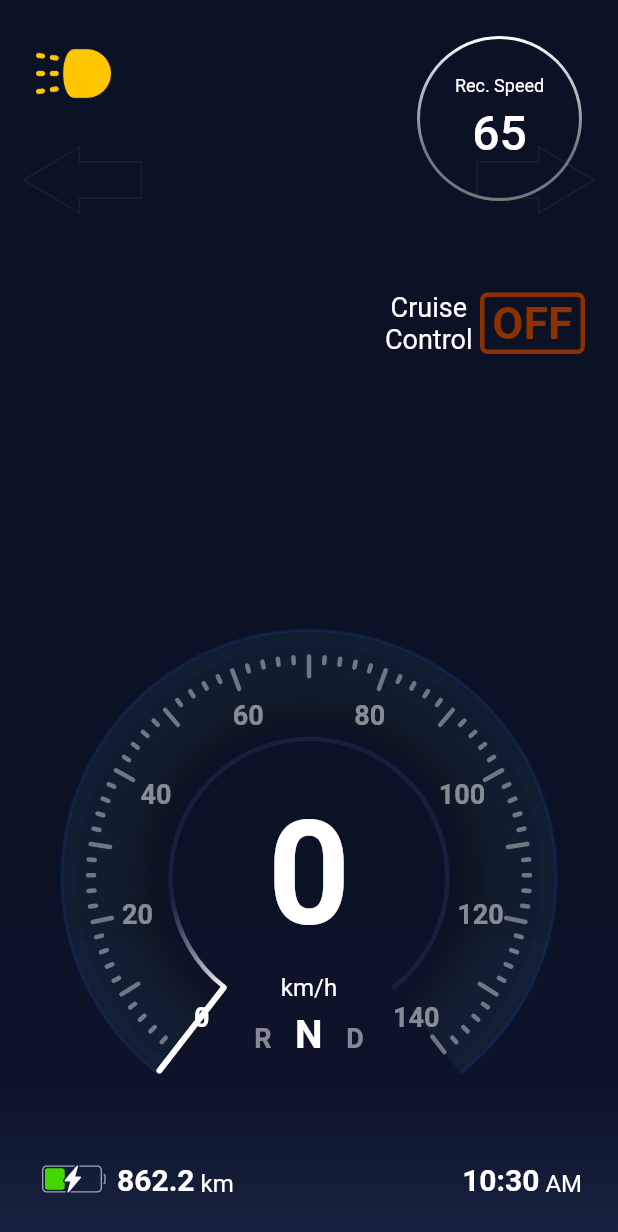
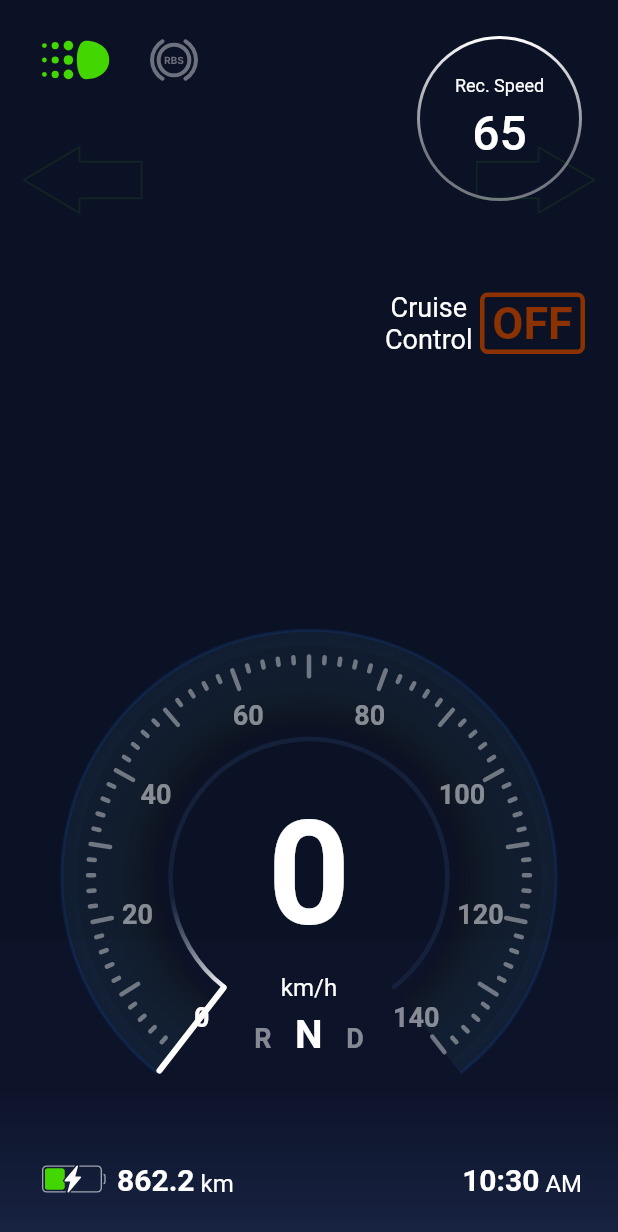
Before and after one commit to uw-midsun/telemetry_msxiv, a Flutter app: the screen it shows after launch, on a phone screen of 412 x 824 dp. Shown: the top 1232 px of the screen. Run offline on Flutter 3.47's test engine with Material 2 defaults, Android fonts, the phone set to English and light mode, and no system bars; our stand-ins replace flutter_svg; network calls fail.

Commit message:
added indicators (braking+drl)

```diff
--- a/MSXIV_Driver_Display/lib/main.dart
+++ b/MSXIV_Driver_Display/lib/main.dart
@@ -58,6 +58,7 @@ class _MainDisplayState extends State<MainDisplay> {
   bool _turningLeft = false;
   bool _turningRight = false;
   LightStatus _lightStatus = LightStatus.DaytimeRunning;
+  BrakeStatus _brakeStatus = BrakeStatus.Off;
   DriveStates _driveState = DriveStates.Neutral;
   bool _cruiseControlOn = false;
   List<ErrorStates> _errors = [];
@@ -323,8 +324,9 @@ class _MainDisplayState extends State<MainDisplay> {
       addWarnings(msgName);
     }
 
-    // TODO: Handle recommended speed message
-    // TODO: Determine charging type - solar or grid
+    // TODO: Determine recommended speed
+    // TODO: Determine charging type - solar, grid, off
+    // TODO: Determine braking status - on, off, warning
   }
 
   @override
@@ -378,7 +380,7 @@ class _MainDisplayState extends State<MainDisplay> {
             // Headlights
             GestureDetector(
               onTap: toggleLights,
-              child: HeadLights(_lightStatus),
+              child: Indicators(_lightStatus, _brakeStatus),
             ),
 
             // Errors
--- a/MSXIV_Driver_Display/lib/utils/enums.dart
+++ b/MSXIV_Driver_Display/lib/utils/enums.dart
@@ -36,3 +36,9 @@ enum EEDriveOutput {
   EE_DRIVE_OUTPUT_REVERSE,
   NUM_EE_DRIVE_OUTPUTS,
 }
+
+/// HeadLight status.
+enum LightStatus { Off, LowBeam, HighBeams, FogLights, DaytimeRunning }
+
+/// Braking status.
+enum BrakeStatus { On, Off, Warning }
--- a/MSXIV_Driver_Display/lib/widgets/indicators.dart
+++ b/MSXIV_Driver_Display/lib/widgets/indicators.dart
@@ -1,5 +1,7 @@
 import 'package:MSXIV_Driver_Display/constants/std_colors.dart';
 import 'package:flutter/material.dart';
+import 'package:MSXIV_Driver_Display/utils/enums.dart';
+import 'package:flutter_svg/flutter_svg.dart';
 
 enum EELightType {
   EE_LIGHT_TYPE_DRL,
@@ -19,7 +21,26 @@ enum EELightState {
   NUM_EE_LIGHT_STATES,
 }
 
-enum LightStatus { Off, LowBeam, HighBeams, FogLights, DaytimeRunning }
+class Indicators extends StatelessWidget {
+  final LightStatus lightStatus;
+  final BrakeStatus brakeStatus;
+  Indicators(this.lightStatus, this.brakeStatus, {Key key}) : super(key: key);
+  @override
+  Widget build(BuildContext context) {
+    return Container(
+      alignment: Alignment.topLeft,
+      margin: EdgeInsets.all(24),
+      child: Row(
+        crossAxisAlignment: CrossAxisAlignment.start,
+        mainAxisAlignment: MainAxisAlignment.start,
+        children: [
+          HeadLights(lightStatus),
+          Brakes(brakeStatus),
+        ],
+      ),
+    );
+  }
+}
 
 class HeadLights extends StatelessWidget {
   final LightStatus lightStatus;
@@ -27,20 +48,28 @@ class HeadLights extends StatelessWidget {
 
   @override
   Widget build(BuildContext context) {
+    final svgURI = lightStatus == LightStatus.DaytimeRunning
+        ? "assets/images/drl/drl_on.svg"
+        : "assets/images/drl/drl_off.svg";
     return Container(
-      alignment: Alignment.topLeft,
-      margin: EdgeInsets.all(24),
-      child: lightStatus == LightStatus.Off
-          ? Text(
-              "Lights Off",
-              style: TextStyle(fontSize: 24, color: StdColors.reverseState),
-            )
-          : Image(
-              height: 50,
-              image: AssetImage(
-                  'assets/images/old/HeadLights${lightStatus.toString().split('.')[1]}.png'),
-              color: StdColors.reverseState,
-            ),
+      margin: EdgeInsets.only(right: 24),
+      child: SvgPicture.asset(svgURI),
     );
   }
 }
+
+class Brakes extends StatelessWidget {
+  final BrakeStatus brakeStatus;
+  Brakes(this.brakeStatus, {Key key}) : super(key: key);
+
+  @override
+  Widget build(BuildContext context) {
+    String svgURI = "assets/images/rbs/rbs_warning.svg";
+    if (brakeStatus == BrakeStatus.On) {
+      svgURI = "assets/images/rbs/rbs_active.svg";
+    } else if (brakeStatus == BrakeStatus.Off) {
+      svgURI = "assets/images/rbs/rbs_off.svg";
+    }
+    return Container(child: SvgPicture.asset(svgURI, height: 32, width: 32));
+  }
+}
```
